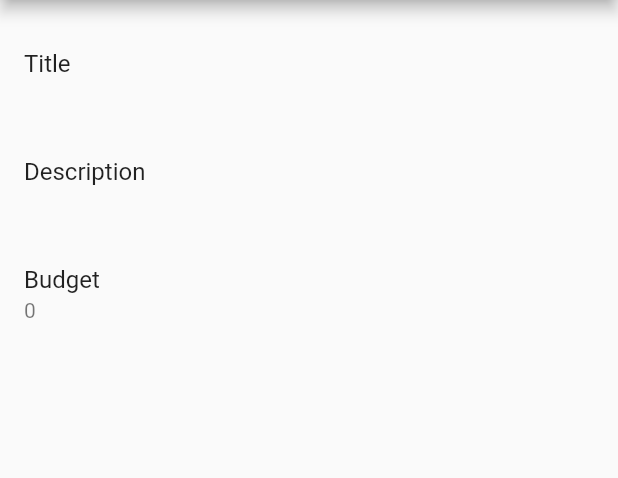
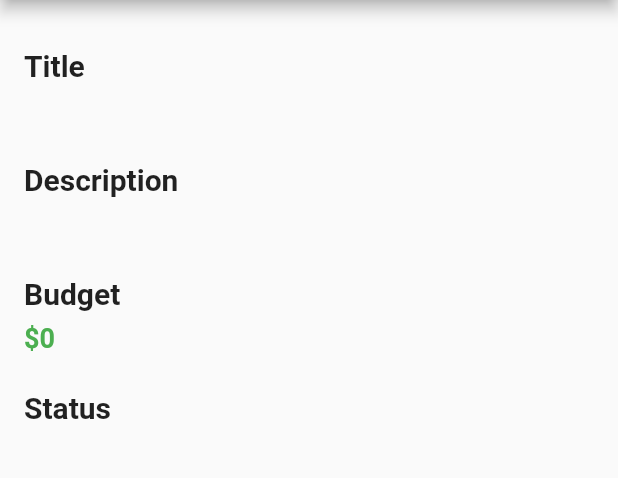
Before and after one commit to singhao3/TaskMatch, a Flutter app: the TaskDetailsScreen screen opened directly with empty values, on a phone screen of 412 x 824 dp, the part 84-562 px from its top. Run offline on Flutter 3.47's test engine with Material 2 defaults, Android fonts, the phone set to English and light mode, and no system bars; our stand-ins replace animated_text_kit, cloud_firestore, firebase_auth, firebase_core, firebase_messaging, firebase_storage and 1 more; accounts and stored records are empty.

Commit message:
Updated historygrid.dart for both task seeker and task doer

```diff
--- a/lib/util/historygrid.dart
+++ b/lib/util/historygrid.dart
@@ -3,19 +3,40 @@ import 'package:cloud_firestore/cloud_firestore.dart';
 import 'package:firebase_auth/firebase_auth.dart';
 
 class HistoryGrid extends StatelessWidget {
+  const HistoryGrid({Key? key});
+
   @override
   Widget build(BuildContext context) {
     final user = FirebaseAuth.instance.currentUser;
-    final taskSeekerId = user?.uid;
+    final userId = user?.uid;
 
     return Scaffold(
-      appBar: AppBar(
-        title: Text('Task History'),
-      ),
-      body: StreamBuilder<QuerySnapshot>(
-        stream: FirebaseFirestore.instance
+      body: FutureBuilder<DocumentSnapshot>(
+        future: FirebaseFirestore.instance
+            .collection('task_seekers')
+            .doc(userId)
+            .get(),
+        builder: (context, snapshot) {
+          if (snapshot.hasError) {
+            return Text('Error: ${snapshot.error}');
+          }
+
+          if (snapshot.connectionState == ConnectionState.waiting) {
+            return const Center(
+              child: CircularProgressIndicator(),
+            );
+          }
+
+          final isTaskSeeker = snapshot.hasData && snapshot.data!.exists;
+          return StreamBuilder<QuerySnapshot>(
+            stream: isTaskSeeker
+                ? FirebaseFirestore.instance
                     .collection('tasks')
-            .where('taskSeekerId', isEqualTo: taskSeekerId)
+                    .where('taskSeekerId', isEqualTo: userId)
+                    .snapshots()
+                : FirebaseFirestore.instance
+                    .collection('tasks')
+                    .where('applicants', arrayContains: userId)
                     .snapshots(),
             builder: (context, snapshot) {
               if (snapshot.hasError) {
@@ -23,7 +44,7 @@ class HistoryGrid extends StatelessWidget {
               }
 
               if (snapshot.connectionState == ConnectionState.waiting) {
-            return Center(
+                return const Center(
                   child: CircularProgressIndicator(),
                 );
               }
@@ -32,8 +53,9 @@ class HistoryGrid extends StatelessWidget {
 
               if (tasks.isEmpty) {
                 return Center(
-              child: Text('No tasks posted.'),
-            );
+                    child: Text(isTaskSeeker
+                        ? 'No tasks posted.'
+                        : 'No applied tasks.'));
               }
 
               return ListView.builder(
@@ -44,16 +66,33 @@ class HistoryGrid extends StatelessWidget {
                   final description = task['description'] ?? '';
                   final status = task['status'] ?? 'Not Applied';
 
-              return ListTile(
-                title: Text(title),
+                  return Card(
+                    elevation: 4,
+                    margin: const EdgeInsets.all(8),
+                    child: ListTile(
+                      title: Text(
+                        title,
+                        style: const TextStyle(
+                          fontWeight: FontWeight.bold,
+                        ),
+                      ),
                       subtitle: Text(description),
-                trailing: Text(status),
+                      trailing: Text(
+                        status,
+                        style: const TextStyle(
+                          fontWeight: FontWeight.bold,
+                          color: Colors.blue,
+                        ),
+                      ),
                       onTap: () {
                         Navigator.push(
                           context,
                           MaterialPageRoute(
                             builder: (context) =>
                                 TaskDetailsScreen(taskId: task.id),
+                          ),
+                        );
+                      },
                     ),
                   );
                 },
@@ -66,16 +105,17 @@ class HistoryGrid extends StatelessWidget {
   }
 }
 
+
 class TaskDetailsScreen extends StatelessWidget {
   final String taskId;
 
-  TaskDetailsScreen({required this.taskId});
+  const TaskDetailsScreen({Key? key, required this.taskId});
 
   @override
   Widget build(BuildContext context) {
     return Scaffold(
       appBar: AppBar(
-        title: Text('Task Details'),
+        title: const Text('Task Details'),
       ),
       body: StreamBuilder<DocumentSnapshot>(
         stream: FirebaseFirestore.instance
@@ -84,11 +124,13 @@ class TaskDetailsScreen extends StatelessWidget {
             .snapshots(),
         builder: (context, snapshot) {
           if (snapshot.hasError) {
-            return Text('Error: ${snapshot.error}');
+            return const Center(
+              child: Text('Error: Something went wrong.'),
+            );
           }
 
           if (snapshot.connectionState == ConnectionState.waiting) {
-            return Center(
+            return const Center(
               child: CircularProgressIndicator(),
             );
           }
@@ -96,7 +138,7 @@ class TaskDetailsScreen extends StatelessWidget {
           final task = snapshot.data?.data() as Map<String, dynamic>?;
 
           if (task == null) {
-            return Center(
+            return const Center(
               child: Text('Task not found.'),
             );
           }
@@ -105,24 +147,126 @@ class TaskDetailsScreen extends StatelessWidget {
           final description = task['description'] ?? '';
           final budget = task['budget'] ?? '';
           final image = task['image'] ?? '';
+          final status = task['status'] ?? '';
 
-          return Column(
+          void updateTaskStatus(String newStatus) {
+            FirebaseFirestore.instance
+                .collection('tasks')
+                .doc(taskId)
+                .update({'status': newStatus})
+                .then((_) {
+              ScaffoldMessenger.of(context).showSnackBar(
+                const SnackBar(content: Text('Task status updated')),
+              );
+            }).catchError((error) {
+              ScaffoldMessenger.of(context).showSnackBar(
+                const SnackBar(content: Text('Failed to update task status')),
+              );
+            });
+          }
+
+          void initiatePayment() {
+            // Implement your payment logic here
+            ScaffoldMessenger.of(context).showSnackBar(
+              const SnackBar(content: Text('Payment initiated')),
+            );
+          }
+
+          return SingleChildScrollView(
+            child: Padding(
+              padding: const EdgeInsets.all(16.0),
+              child: Column(
+                crossAxisAlignment: CrossAxisAlignment.start,
                 children: [
-              if (image.isNotEmpty) Image.network(image),
-              SizedBox(height: 16.0),
-              ListTile(
-                title: Text('Title'),
-                subtitle: Text(title),
+                  if (image.isNotEmpty)
+                    Container(
+                      height: 200,
+                      decoration: BoxDecoration(
+                        borderRadius: BorderRadius.circular(8.0),
+                        image: DecorationImage(
+                          image: NetworkImage(image),
+                          fit: BoxFit.cover,
                         ),
-              ListTile(
-                title: Text('Description'),
-                subtitle: Text(description),
                       ),
-              ListTile(
-                title: Text('Budget'),
-                subtitle: Text(budget.toString()),
+                    ),
+                  const SizedBox(height: 16.0),
+                  const Text(
+                    'Title',
+                    style: TextStyle(
+                      fontSize: 20,
+                      fontWeight: FontWeight.bold,
+                    ),
+                  ),
+                  const SizedBox(height: 8),
+                  Text(
+                    title,
+                    style: const TextStyle(
+                      fontSize: 18,
+                    ),
+                  ),
+                  const SizedBox(height: 24),
+                  const Text(
+                    'Description',
+                    style: TextStyle(
+                      fontSize: 20,
+                      fontWeight: FontWeight.bold,
+                    ),
+                  ),
+                  const SizedBox(height: 8),
+                  Text(
+                    description,
+                    style: const TextStyle(
+                      fontSize: 18,
+                    ),
+                  ),
+                  const SizedBox(height: 24),
+                  const Text(
+                    'Budget',
+                    style: TextStyle(
+                      fontSize: 20,
+                      fontWeight: FontWeight.bold,
+                    ),
+                  ),
+                  const SizedBox(height: 8),
+                  Text(
+                    '\$$budget',
+                    style: const TextStyle(
+                      fontSize: 18,
+                      color: Colors.green,
+                      fontWeight: FontWeight.bold,
+                    ),
+                  ),
+                  const SizedBox(height: 24),
+                  const Text(
+                    'Status',
+                    style: TextStyle(
+                      fontSize: 20,
+                      fontWeight: FontWeight.bold,
+                    ),
+                  ),
+                  const SizedBox(height: 8),
+                  Text(
+                    status,
+                    style: const TextStyle(
+                      fontSize: 18,
+                      color: Colors.blue,
+                      fontWeight: FontWeight.bold,
+                    ),
+                  ),
+                  const SizedBox(height: 24),
+                  if (status == 'Applied')
+                    ElevatedButton(
+                      onPressed: () => updateTaskStatus('Completed'),
+                      child: const Text('Mark as Completed'),
+                    ),
+                  if (status == 'Completed')
+                    ElevatedButton(
+                      onPressed: () => initiatePayment(),
+                      child: const Text('Proceed to Payment'),
                     ),
                 ],
+              ),
+            ),
           );
         },
       ),
```
Also changed, not shown: lib/util/tasklistscreen.dart (+7 -5 lines). Lines whose indentation alone changed are shown as unchanged.
